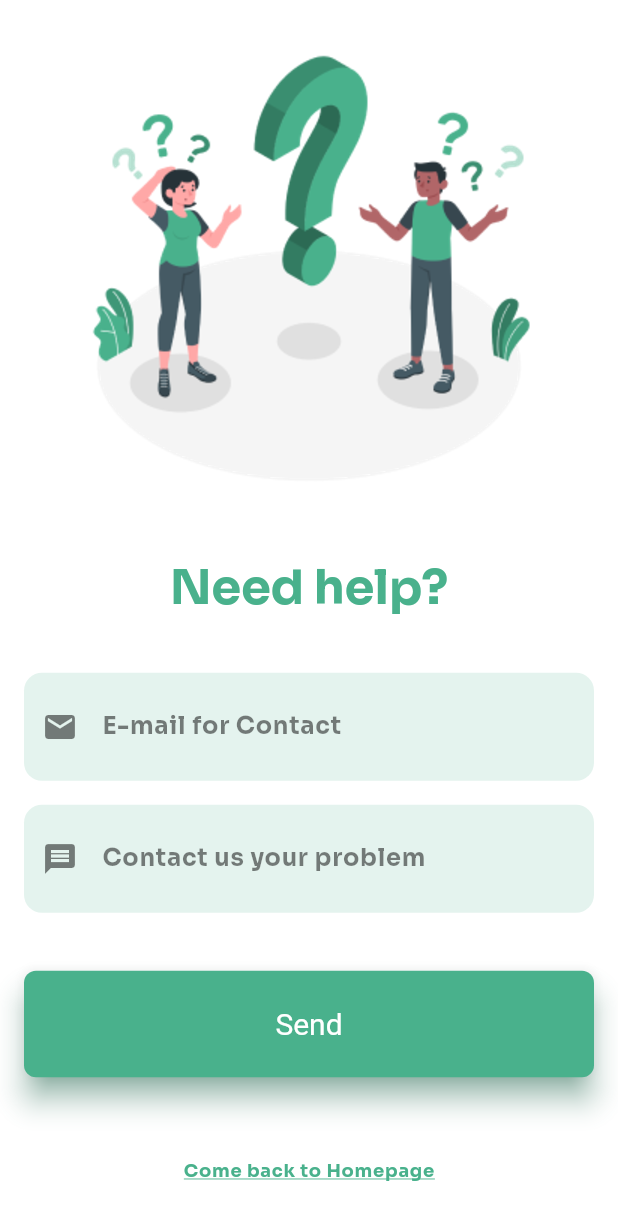
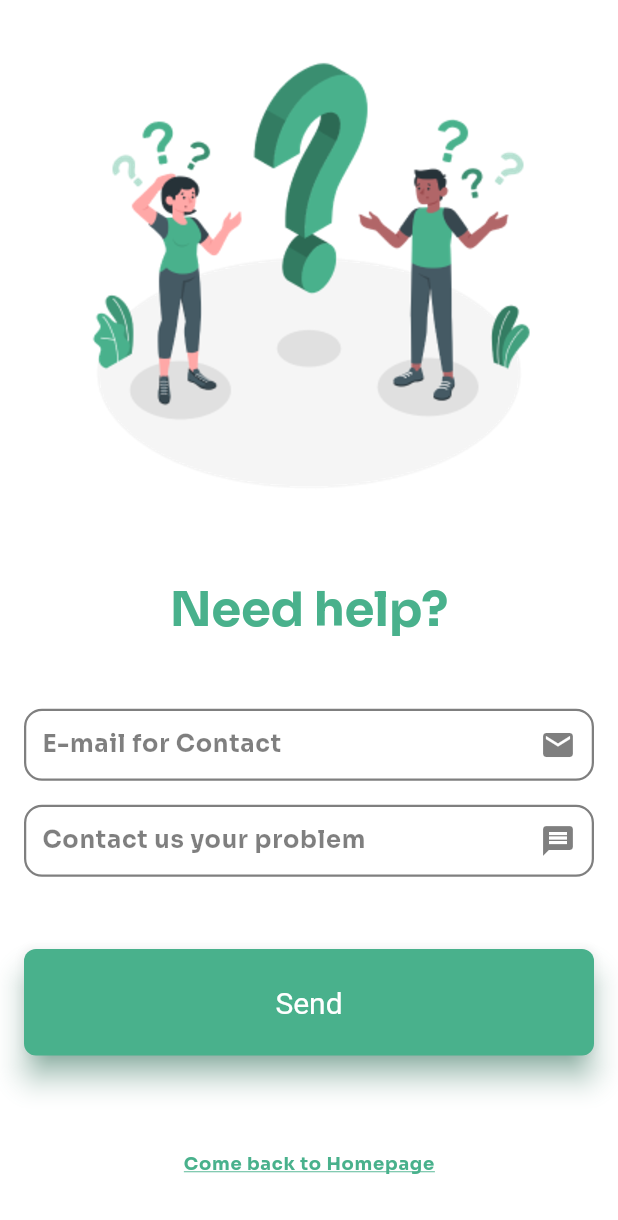
Before and after one commit to RafCarrasco/tcc_bag_finder, a Flutter app: the ContactUsPage screen opened by its route, on a phone screen of 412 x 824 dp. Shown: the top 1220 px of the screen. Run offline on Flutter 3.47's test engine with Material 3 defaults, Android fonts, the phone set to English and light mode, and no system bars; our stand-ins replace animated_text_kit, dartz, dropdown_button2, event_bus, flutter_modular, google_fonts and 4 more; accounts and stored records are empty; generated files the repository leaves out were written again.

Commit message:
Refatoração tela de login

```diff
--- a/lib/app/presentation/user/auth/pages/landing/contact_us_page.dart
+++ b/lib/app/presentation/user/auth/pages/landing/contact_us_page.dart
@@ -42,7 +42,7 @@ class _ContactUsPageState extends State<ContactUsPage> {
               mainAxisSize: MainAxisSize.max,
               children: [
                 LoginTextField(
-                  prefixIcon: AppIconsSecondaryGrey.emailIcon,
+                  suffixIcon: AppIconsSecondaryGrey.emailIcon,
                   hint:
                       AppLocalizations.of(context)!.emailForContactPlaceholder,
                   isPassword: false,
@@ -53,7 +53,7 @@ class _ContactUsPageState extends State<ContactUsPage> {
                   height: AppDimensions.verticalSpaceLarge,
                 ),
                 LoginTextField(
-                  prefixIcon: AppIconsSecondaryGrey.messageIcon,
+                  suffixIcon: AppIconsSecondaryGrey.messageIcon,
                   hint: AppLocalizations.of(context)!
                       .contactUsYourProblemPlaceholder,
                   isPassword: false,
--- a/lib/app/presentation/user/auth/pages/landing/find_your_account_page.dart
+++ b/lib/app/presentation/user/auth/pages/landing/find_your_account_page.dart
@@ -35,7 +35,7 @@ class FindYourAccountPage extends StatelessWidget {
               mainAxisSize: MainAxisSize.max,
               children: [
                 LoginTextField(
-                  prefixIcon: AppIconsSecondaryGrey.emailIcon,
+                  suffixIcon: AppIconsSecondaryGrey.emailIcon,
                   hint:
                       AppLocalizations.of(context)!.emailForContactPlaceholder,
                   isPassword: false,
--- a/lib/app/presentation/user/auth/pages/landing/forgot_password_page.dart
+++ b/lib/app/presentation/user/auth/pages/landing/forgot_password_page.dart
@@ -39,7 +39,7 @@ class _ForgotPasswordPageState extends State<ForgotPasswordPage> {
                   ),
             ),
             LoginTextField(
-              prefixIcon: AppIconsSecondaryGrey.emailIcon,
+              suffixIcon: AppIconsSecondaryGrey.emailIcon,
               hint: "E-mail",
               isPassword: false,
               fieldType: 'email',
--- a/lib/app/presentation/user/auth/pages/sign_up_page.dart
+++ b/lib/app/presentation/user/auth/pages/sign_up_page.dart
@@ -60,7 +60,7 @@ class _SignUpPageState extends State<SignUpPage> with ValidationMixin {
                 mainAxisAlignment: MainAxisAlignment.spaceBetween,
                 children: [
                   LoginTextField(
-                    prefixIcon: AppIconsSecondaryGrey.personIcon,
+                    suffixIcon: AppIconsSecondaryGrey.personIcon,
                     hint: AppLocalizations.of(context)!.fullNamePlaceholder,
                     isPassword: false,
                     onChanged: (value) {
@@ -75,7 +75,7 @@ class _SignUpPageState extends State<SignUpPage> with ValidationMixin {
                     height: AppDimensions.verticalSpaceLarge,
                   ),
                   LoginTextField(
-                    prefixIcon: AppIconsSecondaryGrey.emailIcon,
+                    suffixIcon: AppIconsSecondaryGrey.emailIcon,
                     hint: AppLocalizations.of(context)!.emailPlaceholder,
                     isPassword: false,
                     fieldType: 'email',
@@ -90,7 +90,7 @@ class _SignUpPageState extends State<SignUpPage> with ValidationMixin {
                     height: AppDimensions.verticalSpaceLarge,
                   ),
                   LoginTextField(
-                    prefixIcon: AppIconsSecondaryGrey.passwordIcon,
+                    suffixIcon: AppIconsSecondaryGrey.passwordIcon,
                     hint: AppLocalizations.of(context)!.passwordPlaceholder,
                     isPassword: true,
                     onChanged: (value) {
--- a/lib/app/presentation/user/auth/widgets/login_text_field.dart
+++ b/lib/app/presentation/user/auth/widgets/login_text_field.dart
@@ -5,7 +5,7 @@ import 'package:tcc_bag_finder/app/shared/themes/app_text_styles.dart';
 import 'package:flutter/material.dart';
 
 class LoginTextField extends StatefulWidget {
-  final Icon prefixIcon;
+  final Icon suffixIcon;
   final String hint;
   final bool isPassword;
   final String fieldType;
@@ -14,7 +14,7 @@ class LoginTextField extends StatefulWidget {
 
   const LoginTextField({
     super.key,
-    required this.prefixIcon,
+    required this.suffixIcon,
     required this.hint,
     this.onChanged,
     required this.isPassword,
@@ -58,7 +58,7 @@ class _LoginTextFieldState extends State<LoginTextField> with ValidationMixin {
       decoration: InputDecoration(
         contentPadding: const EdgeInsets.symmetric(
           horizontal: AppDimensions.paddingSmall,
-          vertical: AppDimensions.paddingLarge,
+          vertical: AppDimensions.paddingSmall,
         ),
         fillColor: AppColors.textFieldBackground,
         filled: true,
@@ -68,25 +68,34 @@ class _LoginTextFieldState extends State<LoginTextField> with ValidationMixin {
           color: AppColors.secondaryGrey,
           fontSize: AppDimensions.fontMedium,
         ),
-        prefixIcon: widget.prefixIcon,
-        prefixIconColor: AppColors.secondaryGrey,
+        suffixIcon: widget.suffixIcon,
+        suffixIconColor: AppColors.secondaryGrey,
         enabledBorder: OutlineInputBorder(
           borderRadius: BorderRadius.circular(
             AppDimensions.radiusMedium,
           ),
-          borderSide: BorderSide.none,
+          borderSide: BorderSide(
+            color: AppColors.secondaryGrey, // Cor de erro
+            width: 1.5,
+          ),
         ),
         focusedBorder: OutlineInputBorder(
           borderRadius: BorderRadius.circular(
             AppDimensions.radiusMedium,
           ),
-          borderSide: BorderSide.none,
+          borderSide: BorderSide(
+            color: AppColors.primary, // Cor de erro
+            width: 1.5,
+          ),
         ),
         errorBorder: OutlineInputBorder(
           borderRadius: BorderRadius.circular(
             AppDimensions.radiusMedium,
           ),
-          borderSide: BorderSide.none,
+          borderSide: BorderSide(
+            color: AppColors.error, // Cor de erro
+            width: 1.5,
+          ),
         ),
       ),
       style: AppTextStyles.titleMedium.copyWith(
--- a/lib/app/shared/themes/app_colors.dart
+++ b/lib/app/shared/themes/app_colors.dart
@@ -7,7 +7,7 @@ class AppColors {
   static Color get secondaryBlack => Colors.black;
   static Color get error => Colors.red;
   static Color get textFieldBackground =>
-      const Color(0xFF49B18C).withOpacity(0.15);
+      const Color.fromARGB(255, 255, 255, 255).withOpacity(0.15);
 
   static Color get green => const Color(0xFF6ABF8B);
   static Color get red => const Color(0xFFE57373);
--- a/pubspec.yaml
+++ b/pubspec.yaml
@@ -50,7 +50,9 @@ flutter:
     - images/group-interrogation.png
     - images/luggage-two-persons.png
     - images/paper-macute.png
+    - images/bagfinder-login.jpg
     - images/two-persons.png
+
 
 flutter_intl:
   enabled: true
```
Also changed, not shown: lib/app/presentation/user/auth/pages/sign_in_page.dart (+50 -50 lines), images/bagfinder-login.jpg (added).
